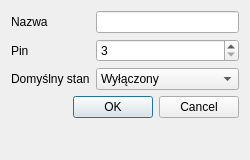
The window that interface/devicedialog.ui (Kuszki/AVR-Sensors) describes before a commit, drawn with Qt 5.
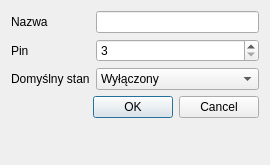
The same window after the commit. Icons and pictures are not drawn.

The edit to the form file:
```diff
--- a/interface/devicedialog.ui
+++ b/interface/devicedialog.ui
@@ -6,16 +6,10 @@
    <rect>
     <x>0</x>
     <y>0</y>
-    <width>250</width>
-    <height>160</height>
+    <width>270</width>
+    <height>165</height>
    </rect>
   </property>
-  <property name="minimumSize">
-   <size>
-    <width>250</width>
-    <height>160</height>
-   </size>
-  </property>
   <property name="windowTitle">
    <string>Opcje urządzenia</string>
   </property>
@@ -24,6 +18,9 @@
     <normaloff>:/icons/icon_options</normaloff>:/icons/icon_options</iconset>
   </property>
   <layout class="QFormLayout" name="formLayout">
+   <property name="fieldGrowthPolicy">
+    <enum>QFormLayout::AllNonFixedFieldsGrow</enum>
+   </property>
    <item row="0" column="0">
     <widget class="QLabel" name="labelName">
      <property name="text">
```
